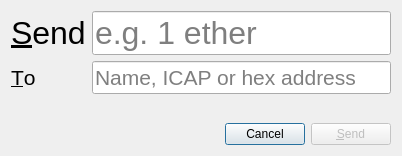
Old version of the form libaleth/SendDialog.ui in the repository ethereum/alethzero.
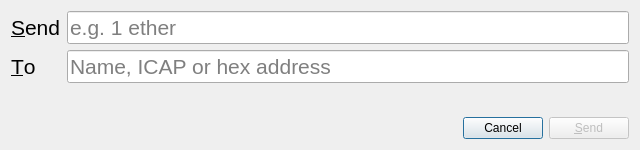
New version of the form.

Commit message: fix font size in withdraw file dialog make dialog size fixed

Patch:
```diff
--- a/libaleth/SendDialog.ui
+++ b/libaleth/SendDialog.ui
@@ -6,20 +6,35 @@
    <rect>
     <x>0</x>
     <y>0</y>
-    <width>402</width>
-    <height>156</height>
+    <width>640</width>
+    <height>150</height>
    </rect>
   </property>
+  <property name="minimumSize">
+   <size>
+    <width>640</width>
+    <height>150</height>
+   </size>
+  </property>
+  <property name="maximumSize">
+   <size>
+    <width>640</width>
+    <height>150</height>
+   </size>
+  </property>
   <property name="windowTitle">
    <string>Dialog</string>
   </property>
   <layout class="QVBoxLayout" name="verticalLayout">
    <item>
     <layout class="QGridLayout" name="gridLayout">
+     <property name="sizeConstraint">
+      <enum>QLayout::SetFixedSize</enum>
+     </property>
      <item row="0" column="0" rowspan="2">
       <widget class="QLabel" name="label_2">
        <property name="styleSheet">
-        <string notr="true">font-size: 24pt</string>
+        <string notr="true">font-size: 16pt</string>
        </property>
        <property name="text">
         <string>&amp;Send</string>
@@ -48,7 +63,7 @@
      <item row="0" column="1" rowspan="2">
       <widget class="QLineEdit" name="value">
        <property name="styleSheet">
-        <string notr="true">font-size: 24pt</string>
+        <string notr="true">font-size: 16pt</string>
        </property>
        <property name="inputMask">
         <string/>
```
The commit also changes 1 other file.
